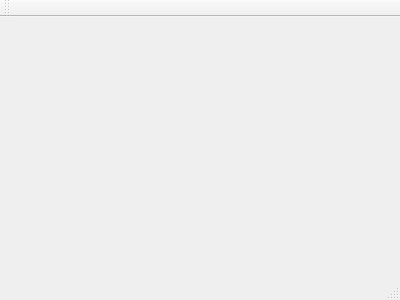
Before: the Qt Designer form poke.ui in abcdelf/Poke-1, drawn with Qt 5.
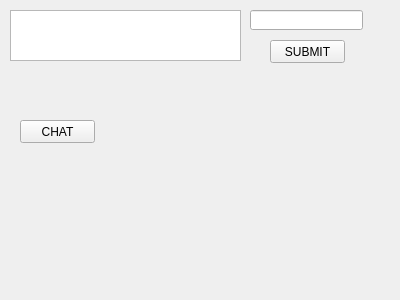
After: the same form once the commit is applied.

Diff of the .ui file:
```diff
--- a/poke.ui
+++ b/poke.ui
@@ -12,13 +12,56 @@
   <property name="windowTitle" >
    <string>Poke</string>
   </property>
-  <widget class="QMenuBar" name="menuBar" />
-  <widget class="QToolBar" name="mainToolBar" />
-  <widget class="QWidget" name="centralWidget" />
-  <widget class="QStatusBar" name="statusBar" />
+  <widget class="QWidget" name="centralWidget">
+   <widget class="QPushButton" name="submit">
+    <property name="geometry">
+     <rect>
+      <x>270</x>
+      <y>40</y>
+      <width>75</width>
+      <height>23</height>
+     </rect>
+    </property>
+    <property name="text">
+     <string>SUBMIT</string>
+    </property>
+   </widget>
+   <widget class="QTextBrowser" name="textBrowser">
+    <property name="geometry">
+     <rect>
+      <x>10</x>
+      <y>10</y>
+      <width>231</width>
+      <height>51</height>
+     </rect>
+    </property>
+   </widget>
+   <widget class="QLineEdit" name="lineEdit">
+    <property name="geometry">
+     <rect>
+      <x>250</x>
+      <y>10</y>
+      <width>113</width>
+      <height>20</height>
+     </rect>
+    </property>
+   </widget>
+   <widget class="QPushButton" name="gochat">
+    <property name="geometry">
+     <rect>
+      <x>20</x>
+      <y>120</y>
+      <width>75</width>
+      <height>23</height>
+     </rect>
+    </property>
+    <property name="text">
+     <string>CHAT</string>
+    </property>
+   </widget>
+  </widget>
  </widget>
- <layoutDefault spacing="6" margin="11" />
- <pixmapfunction></pixmapfunction>
+ <layoutdefault spacing="6" margin="11"/>
  <resources/>
  <connections/>
 </ui>
```
Left out of the diff: 7 changed lines with no effect on the pictures.
